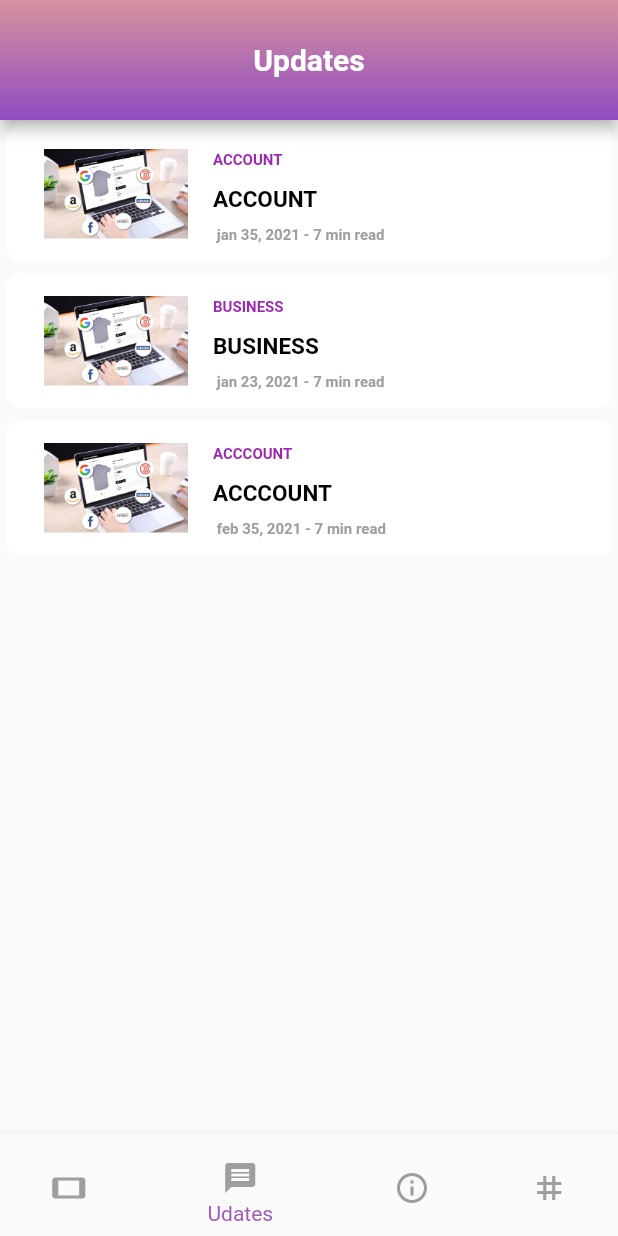
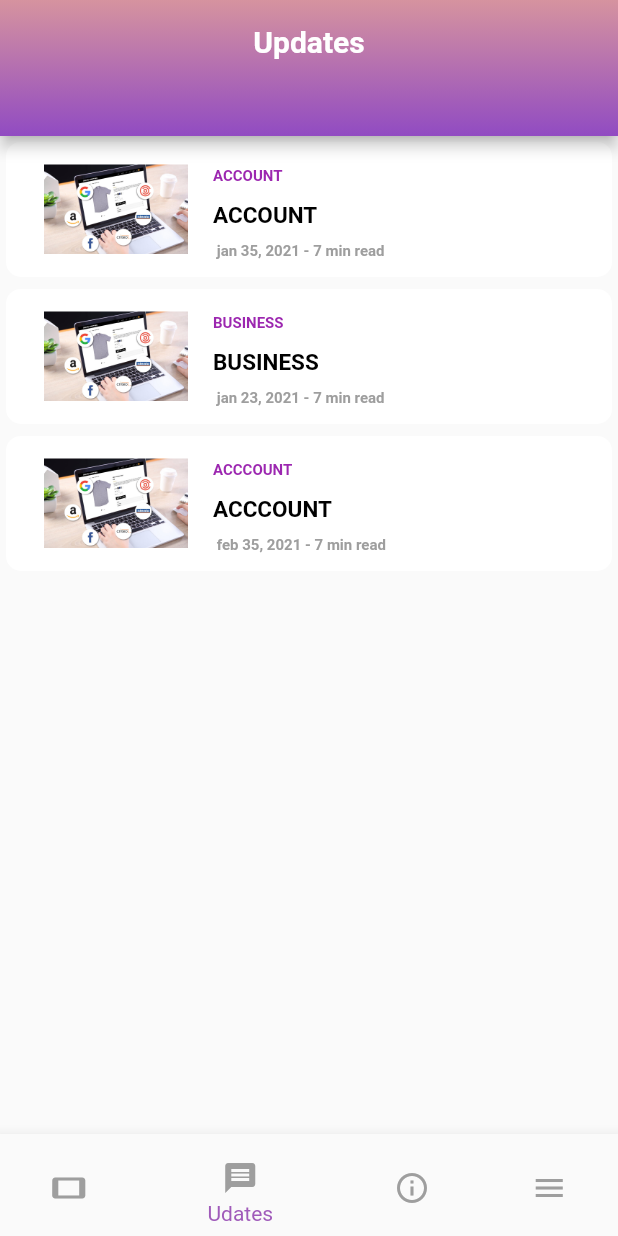
Before and after one commit to satyamchmobo/stockInfoUi, a Flutter app: the screen it shows after launch, item 2 of the bottom bar chosen, on a phone screen of 412 x 824 dp. Run offline on Flutter 3.47's test engine with Material 2 defaults, Android fonts, the phone set to English and light mode, and no system bars; our stand-ins replace font_awesome_flutter, get, google_fonts.

Commit message:
added responsive appbar height

```diff
--- a/lib/view/screens/bottomNavBar.dart
+++ b/lib/view/screens/bottomNavBar.dart
@@ -56,7 +56,7 @@ class _BottomNavBarState extends State<BottomNavBar> {
               tabname: "Guidlines"),
           bottomNavItem(
               icon: Icon(
-                Icons.grid_3x3_outlined,
+                Icons.menu,
                 color: Colors.grey,
               ),
               tabname: "Others"),
--- a/lib/view/screens/mainScreens/names.dart
+++ b/lib/view/screens/mainScreens/names.dart
@@ -24,7 +24,10 @@ class _NamesState extends State<Names> {
   @override
   Widget build(BuildContext context) {
     return Scaffold(
-      appBar: getAppBar(pageTitle: "Other"),
+      appBar: getAppBar(
+        pageTitle: "Other",
+        height: MediaQuery.of(context).size.height,
+      ),
       body: ListView(
         children: [
           Padding(
--- a/lib/view/screens/mainScreens/others.dart
+++ b/lib/view/screens/mainScreens/others.dart
@@ -16,8 +16,10 @@ class _OthersState extends State<Others> {
   @override
   Widget build(BuildContext context) {
     return Scaffold(
-      appBar: getAppBar(pageTitle: "Other"),
-
+      appBar: getAppBar(
+        pageTitle: "Other",
+        height: MediaQuery.of(context).size.height,
+      ),
       body: ListView(
         children: [
           mainImage(),
--- a/lib/view/screens/mainScreens/updates.dart
+++ b/lib/view/screens/mainScreens/updates.dart
@@ -2,10 +2,8 @@ import 'package:flutter/material.dart';
 import 'package:stock_details/view/widgets/appBarWidget.dart';
 import 'package:stock_details/view/widgets/updateListWidget.dart';
 
-
-
 class Updates extends StatefulWidget {
-      const Updates({ Key? key }) : super(key: key);
+  const Updates({Key? key}) : super(key: key);
 
   @override
   _UpdatesState createState() => _UpdatesState();
@@ -15,9 +13,11 @@ import 'package:stock_details/view/widgets/updateListWidget.dart';
   @override
   Widget build(BuildContext context) {
     return Scaffold(
-          appBar: getAppBar(pageTitle: "Updates"),
+      appBar: getAppBar(
+        pageTitle: "Updates",
+        height: MediaQuery.of(context).size.height,
+      ),
       body: updateList(),
-
     );
   }
 }
--- a/lib/view/widgets/appBarWidget.dart
+++ b/lib/view/widgets/appBarWidget.dart
@@ -1,10 +1,13 @@
 import 'package:flutter/material.dart';
 import 'package:stock_details/view/constants/colors.dart';
-PreferredSize getAppBar({required String pageTitle}){
+
+PreferredSize getAppBar({required String pageTitle, required double height}) {
   return PreferredSize(
-      preferredSize: const Size.fromHeight(80),
+    preferredSize: pageTitle == 'Names'
+        ? Size.fromHeight(height * 0.14)
+        : Size.fromHeight(height * 0.11),
     child: AppBar(
-          toolbarHeight: 80,
+      // toolbarHeight: 80,
       backgroundColor: primaryPurple,
       flexibleSpace: Container(
         height: 200,
```
Also changed, not shown: lib/view/screens/mainScreens/article.dart (+7 -10 lines), lib/view/screens/mainScreens/guidlines.dart (+19 -6 lines), pubspec.lock. Lines whose indentation alone changed are shown as unchanged.
